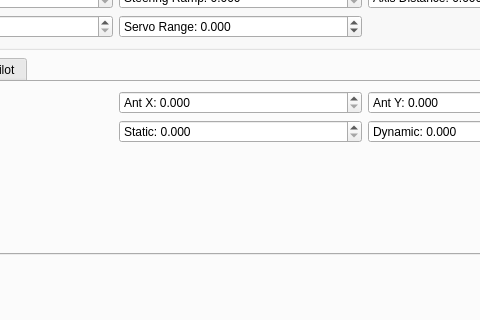
Before: the Qt Designer form Linux/RC_Car_Tool/carinterface.ui in vedderb/rise_sdvp, drawn with Qt 5; both pictures show x 163 to 643 and y 94 to 414 of the 966 by 581 pixel window.
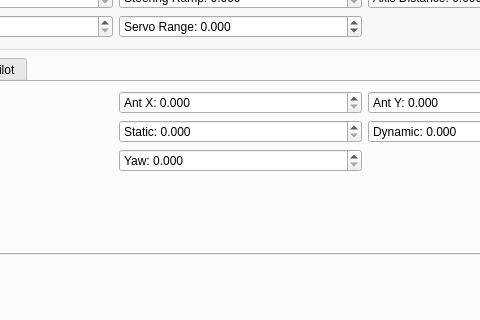
After: the same form once the commit is applied. The open tabs and pages were chosen to show the change. Custom widgets are drawn as their Qt base class.

```diff
--- a/Linux/RC_Car_Tool/carinterface.ui
+++ b/Linux/RC_Car_Tool/carinterface.ui
@@ -981,6 +981,22 @@
                  </property>
                 </widget>
                </item>
+               <item row="2" column="1">
+                <widget class="QDoubleSpinBox" name="confGpsCorrYawBox">
+                 <property name="prefix">
+                  <string>Yaw: </string>
+                 </property>
+                 <property name="decimals">
+                  <number>3</number>
+                 </property>
+                 <property name="maximum">
+                  <double>1000.000000000000000</double>
+                 </property>
+                 <property name="singleStep">
+                  <double>0.010000000000000</double>
+                 </property>
+                </widget>
+               </item>
               </layout>
              </item>
              <item>
```
